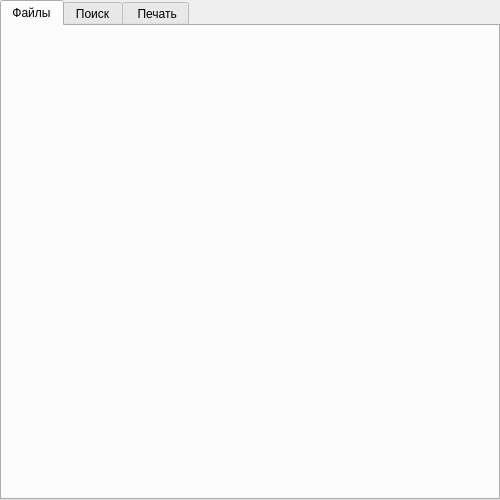
The window that shclientwidget.ui (bort-four/StudentHelperClient) describes before a commit, drawn with Qt 5.
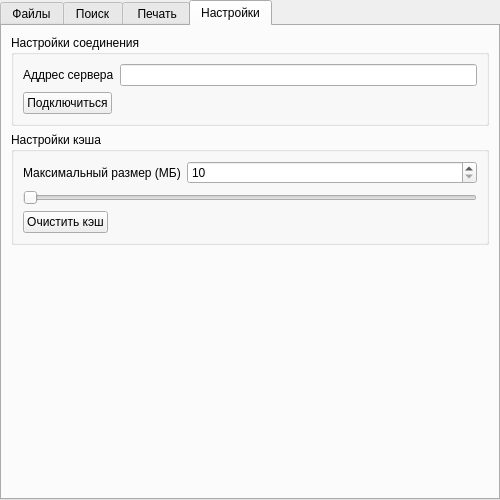
The same window after the commit. The open tabs and pages were chosen to show the change.

```diff
--- a/shclientwidget.ui
+++ b/shclientwidget.ui
@@ -13,7 +13,10 @@
   <property name="windowTitle">
    <string>Student Helper</string>
   </property>
-  <layout class="QGridLayout" name="gridLayout">
+  <layout class="QHBoxLayout" name="horizontalLayout">
+   <property name="spacing">
+    <number>0</number>
+   </property>
    <property name="leftMargin">
     <number>0</number>
    </property>
@@ -26,10 +29,7 @@
    <property name="bottomMargin">
     <number>0</number>
    </property>
-   <property name="spacing">
-    <number>0</number>
-   </property>
-   <item row="0" column="0">
+   <item>
     <widget class="QTabWidget" name="tabWidget">
      <property name="currentIndex">
       <number>0</number>
@@ -66,6 +66,110 @@
        <string> Печать</string>
       </attribute>
      </widget>
+     <widget class="QWidget" name="settingsTab">
+      <attribute name="title">
+       <string>Настройки</string>
+      </attribute>
+      <layout class="QVBoxLayout" name="verticalLayout_2">
+       <item>
+        <widget class="QGroupBox" name="groupBox">
+         <property name="sizePolicy">
+          <sizepolicy hsizetype="Preferred" vsizetype="Fixed">
+           <horstretch>0</horstretch>
+           <verstretch>0</verstretch>
+          </sizepolicy>
+         </property>
+         <property name="title">
+          <string>Настройки соединения</string>
+         </property>
+         <layout class="QFormLayout" name="formLayout">
+          <item row="0" column="0">
+           <widget class="QLabel" name="label">
+            <property name="text">
+             <string>Аддрес сервера</string>
+            </property>
+           </widget>
+          </item>
+          <item row="0" column="1">
+           <widget class="QLineEdit" name="hostLine"/>
+          </item>
+          <item row="1" column="0">
+           <widget class="QPushButton" name="connectButton">
+            <property name="text">
+             <string>Подключиться</string>
+            </property>
+           </widget>
+          </item>
+         </layout>
+        </widget>
+       </item>
+       <item>
+        <widget class="QGroupBox" name="groupBox_2">
+         <property name="sizePolicy">
+          <sizepolicy hsizetype="Preferred" vsizetype="Fixed">
+           <horstretch>0</horstretch>
+           <verstretch>0</verstretch>
+          </sizepolicy>
+         </property>
+         <property name="title">
+          <string>Настройки кэша</string>
+         </property>
+         <layout class="QFormLayout" name="formLayout_2">
+          <item row="0" column="0">
+           <widget class="QLabel" name="label_2">
+            <property name="text">
+             <string>Максимальный размер (МБ)</string>
+            </property>
+           </widget>
+          </item>
+          <item row="0" column="1">
+           <widget class="QSpinBox" name="cacheSizeSpinBox">
+            <property name="minimum">
+             <number>10</number>
+            </property>
+            <property name="maximum">
+             <number>100</number>
+            </property>
+           </widget>
+          </item>
+          <item row="2" column="0">
+           <widget class="QPushButton" name="pushButton_2">
+            <property name="text">
+             <string>Очистить кэш</string>
+            </property>
+           </widget>
+          </item>
+          <item row="1" column="0" colspan="2">
+           <widget class="QSlider" name="cacheSizeSlider">
+            <property name="minimum">
+             <number>10</number>
+            </property>
+            <property name="maximum">
+             <number>100</number>
+            </property>
+            <property name="orientation">
+             <enum>Qt::Horizontal</enum>
+            </property>
+           </widget>
+          </item>
+         </layout>
+        </widget>
+       </item>
+       <item>
+        <spacer name="verticalSpacer">
+         <property name="orientation">
+          <enum>Qt::Vertical</enum>
+         </property>
+         <property name="sizeHint" stdset="0">
+          <size>
+           <width>20</width>
+           <height>40</height>
+          </size>
+         </property>
+        </spacer>
+       </item>
+      </layout>
+     </widget>
     </widget>
    </item>
   </layout>
```
